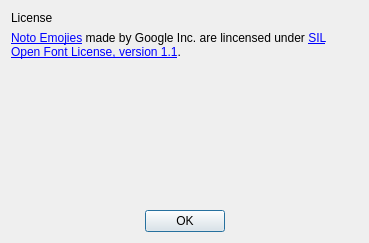
eclipse-ecal/ecal, file app/sys/sys_gui/src/widgets/license_dialog/license_dialog.ui: the form before one commit.
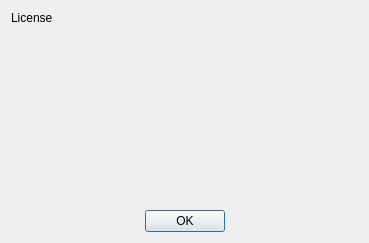
The form after the commit.

```diff
--- a/app/sys/sys_gui/src/widgets/license_dialog/license_dialog.ui
+++ b/app/sys/sys_gui/src/widgets/license_dialog/license_dialog.ui
@@ -30,19 +30,6 @@
      </property>
     </widget>
    </item>
-   <item>
-    <widget class="QLabel" name="emoji_license_label">
-     <property name="text">
-      <string>&lt;html&gt;&lt;head/&gt;&lt;body&gt;&lt;p&gt;&lt;a href=&quot;https://github.com/googlei18n/noto-emoji&quot;&gt;&lt;span style=&quot; text-decoration: underline; color:#0000ff;&quot;&gt;Noto Emojies&lt;/span&gt;&lt;/a&gt; made by Google Inc. are lincensed under &lt;a href=&quot;https://github.com/googlei18n/noto-emoji/blob/master/fonts/LICENSE&quot;&gt;&lt;span style=&quot; text-decoration: underline; color:#0000ff;&quot;&gt;SIL Open Font License, version 1.1&lt;/span&gt;&lt;/a&gt;.&lt;/p&gt;&lt;/body&gt;&lt;/html&gt;</string>
-     </property>
-     <property name="textFormat">
-      <enum>Qt::RichText</enum>
-     </property>
-     <property name="wordWrap">
-      <bool>true</bool>
-     </property>
-    </widget>
-   </item>
    <item>
     <spacer name="verticalSpacer">
      <property name="orientation">
```
